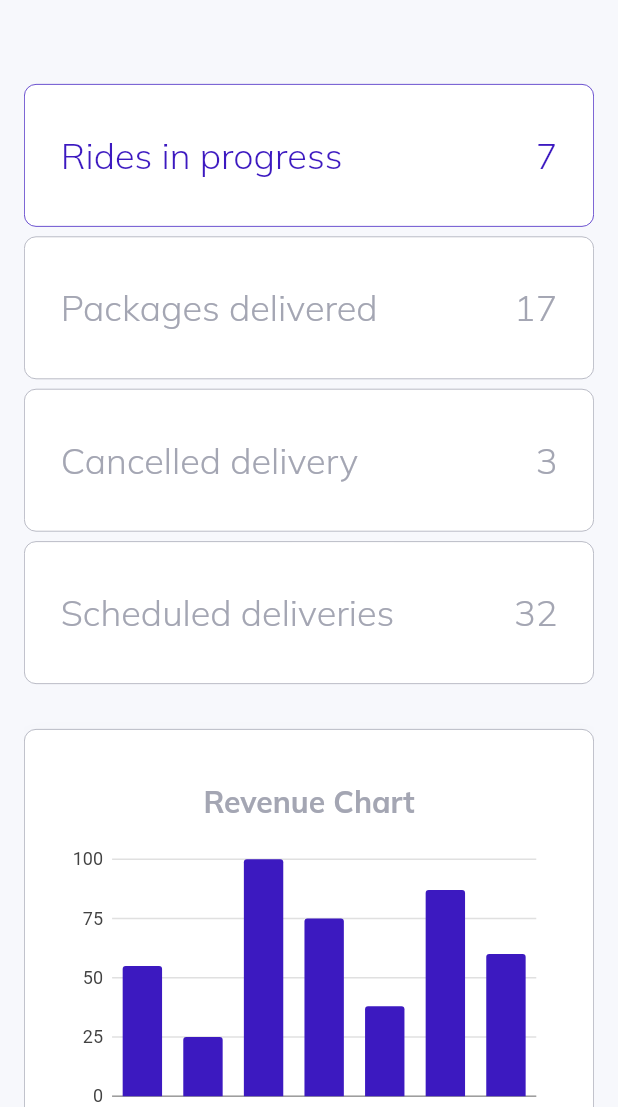
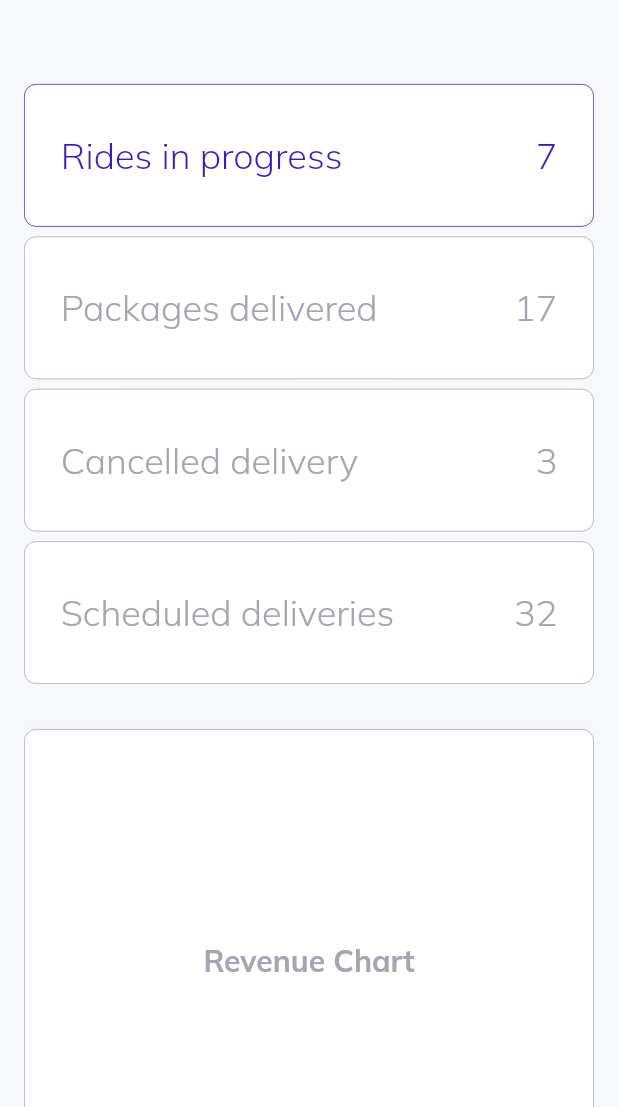
Before and after one commit to yunus6116/web-admin-panel, a Flutter app: the SiteLayout screen opened by its route, on a phone screen of 412 x 824 dp, the part 129-1236 px from its top. Run offline on Flutter 3.47's test engine with Material 2 defaults, Android fonts, the phone set to English and light mode, and no system bars; our stand-ins replace data_table_2, get, google_fonts.

Commit message:
fixed route name bug also removed charts bcs of package bug

```diff
--- a/lib/components/side_menu.dart
+++ b/lib/components/side_menu.dart
@@ -2,7 +2,6 @@ import 'package:dashboard_flutter_web/components/side_menu_item.dart';
 import 'package:dashboard_flutter_web/constants/controller.dart';
 import 'package:dashboard_flutter_web/constants/style.dart';
 import 'package:dashboard_flutter_web/helpers/responsiveness.dart';
-import 'package:dashboard_flutter_web/pages/authentication/authentication.dart';
 import 'package:dashboard_flutter_web/routing/routes.dart';
 import 'package:flutter/material.dart';
 import 'package:get/get.dart';
--- a/lib/layout.dart
+++ b/lib/layout.dart
@@ -8,7 +8,7 @@ import 'package:flutter/material.dart';
 
 class SiteLayout extends StatelessWidget {
   SiteLayout({Key? key}) : super(key: key);
-  GlobalKey<ScaffoldState>? scaffoldKey = GlobalKey();
+  final GlobalKey<ScaffoldState>? scaffoldKey = GlobalKey();
   @override
   Widget build(BuildContext context) {
     return Scaffold(
--- a/lib/main.dart
+++ b/lib/main.dart
@@ -27,7 +27,7 @@ class MyApp extends StatelessWidget {
     return GetMaterialApp(
       initialRoute: AuthenticationPageRoute,
       unknownRoute: GetPage(
-        name: 'nout-found',
+        name: '/not-found',
         page: () => PageNotFound(),
         transition: Transition.fadeIn,
       ),
--- a/lib/pages/authentication/authentication.dart
+++ b/lib/pages/authentication/authentication.dart
@@ -1,6 +1,5 @@
 import 'package:dashboard_flutter_web/components/custom_text.dart';
 import 'package:dashboard_flutter_web/constants/style.dart';
-import 'package:dashboard_flutter_web/layout.dart';
 import 'package:dashboard_flutter_web/routing/routes.dart';
 import 'package:flutter/material.dart';
 import 'package:get/get.dart';
--- a/lib/pages/overview/widgets/bar_chart.dart
+++ b/lib/pages/overview/widgets/bar_chart.dart
@@ -1,59 +1,64 @@
-/// Bar chart example
-import 'package:charts_flutter/flutter.dart' as charts;
-import 'package:dashboard_flutter_web/constants/style.dart';
-import 'package:flutter/material.dart';
+// /// Bar chart example
+// import 'package:charts_flutter/flutter.dart' as charts;
+// import 'package:dashboard_flutter_web/constants/style.dart';
+// import 'package:flutter/material.dart';
 
-class SimpleBarChart extends StatelessWidget {
-  final List<charts.Series<dynamic, String>> seriesList;
-  final bool? animate;
+// class SimpleBarChart extends StatelessWidget {
+//   final List<charts.Series<dynamic, String>> seriesList;
+//   final bool? animate;
 
-  SimpleBarChart(this.seriesList, {this.animate});
+//   SimpleBarChart(this.seriesList, {this.animate});
 
-  /// Creates a [BarChart] with sample data and no transition.
-  factory SimpleBarChart.withSampleData() {
-    return new SimpleBarChart(
-      _createSampleData(),
-      // Disable animations for image tests.
-      animate: false,
-    );
-  }
+//   /// Creates a [BarChart] with sample data and no transition.
+//   factory SimpleBarChart.withSampleData() {
+//     return new SimpleBarChart(
+//       _createSampleData(),
+//       // Disable animations for image tests.
+//       animate: false,
+//     );
+//   }
 
-  @override
-  Widget build(BuildContext context) {
-    return charts.BarChart(
-      seriesList,
-      animate: animate,
-    );
-  }
+//   @override
+//   Widget build(BuildContext context) {
+//     return charts.BarChart(
+//       seriesList,
+//       animate: animate,
+//     );
+//   }
 
-  /// Create one series with sample hard coded data.
-  static List<charts.Series<OrdinalSales, String>> _createSampleData() {
-    final data = [
-      new OrdinalSales('Today', 55),
-      new OrdinalSales('Yesterday', 25),
-      new OrdinalSales('2 days', 100),
-      new OrdinalSales('24 Jun', 75),
-      new OrdinalSales('23 Jun', 38),
-      new OrdinalSales('22 Jun', 87),
-      new OrdinalSales('21 Jun', 60),
-    ];
+//   /// Create one series with sample hard coded data.
+//   static List<charts.Series<OrdinalSales, String>> _createSampleData() {
+//     final data = [
+//       new OrdinalSales('Today', 55),
+//       new OrdinalSales('Yesterday', 25),
+//       new OrdinalSales('2 days', 100),
+//       new OrdinalSales('24 Jun', 75),
+//       new OrdinalSales('23 Jun', 38),
+//       new OrdinalSales('22 Jun', 87),
+//       new OrdinalSales('21 Jun', 60),
+//     ];
 
-    return [
-      new charts.Series<OrdinalSales, String>(
-        id: 'Sales',
-        colorFn: (_, __) => charts.ColorUtil.fromDartColor(active),
-        domainFn: (OrdinalSales sales, _) => sales.year,
-        measureFn: (OrdinalSales sales, _) => sales.sales,
-        data: data,
-      )
-    ];
-  }
-}
+//     return [
+//       new charts.Series<OrdinalSales, String>(
+//         id: 'Sales',
+//         colorFn: (_, __) => charts.ColorUtil.fromDartColor(active),
+//         domainFn: (OrdinalSales sales, _) => sales.year,
+//         measureFn: (OrdinalSales sales, _) => sales.sales,
+//         data: data,
+//       )
+//     ];
+//   }
+// }
 
-/// Sample ordinal data type.
-class OrdinalSales {
-  final String year;
-  final int sales;
+// /// Sample ordinal data type.
+// class OrdinalSales {
+//   final String year;
+//   final int sales;
 
-  OrdinalSales(this.year, this.sales);
-}
+//   OrdinalSales(this.year, this.sales);
+// }
+
+/* Try correcting the name to the name of an existing getter, or defining a getter or field named 'body1'.
+      color ??= Theme.of(context).textTheme.body1!.color;
+
+      not fixed yet!*/
--- a/lib/pages/overview/widgets/revenue_section_large.dart
+++ b/lib/pages/overview/widgets/revenue_section_large.dart
@@ -3,7 +3,7 @@ import 'package:dashboard_flutter_web/constants/style.dart';
 import 'package:dashboard_flutter_web/pages/overview/widgets/revenue_info.dart';
 import 'package:flutter/material.dart';
 
-import 'bar_chart.dart';
+// import 'bar_chart.dart';
 
 class RevenueSectionLarge extends StatelessWidget {
   @override
@@ -34,10 +34,10 @@ class RevenueSectionLarge extends StatelessWidget {
                   fontWeight: FontWeight.bold,
                   color: lightGrey,
                 ),
-                Container(
-                    width: 600,
-                    height: 200,
-                    child: SimpleBarChart.withSampleData()),
+                // Container(
+                //     width: 600,
+                //     height: 200,
+                //     child: SimpleBarChart.withSampleData()),
               ],
             ),
           ),
--- a/lib/pages/overview/widgets/revenue_section_small.dart
+++ b/lib/pages/overview/widgets/revenue_section_small.dart
@@ -2,7 +2,7 @@ import 'package:dashboard_flutter_web/components/custom_text.dart';
 import 'package:dashboard_flutter_web/constants/style.dart';
 import 'package:dashboard_flutter_web/pages/overview/widgets/revenue_info.dart';
 import 'package:flutter/material.dart';
-import 'bar_chart.dart';
+// import 'bar_chart.dart';
 
 class RevenueSectionSmall extends StatelessWidget {
   @override
@@ -34,10 +34,10 @@ class RevenueSectionSmall extends StatelessWidget {
                   fontWeight: FontWeight.bold,
                   color: lightGrey,
                 ),
-                Container(
-                    width: 600,
-                    height: 200,
-                    child: SimpleBarChart.withSampleData()),
+                // Container(
+                //     width: 600,
+                //     height: 200,
+                //     child: SimpleBarChart.withSampleData()),
               ],
             ),
           ),
--- a/lib/routing/router.dart
+++ b/lib/routing/router.dart
@@ -1,4 +1,3 @@
-import 'package:dashboard_flutter_web/pages/authentication/authentication.dart';
 import 'package:dashboard_flutter_web/pages/clients/clients.dart';
 import 'package:dashboard_flutter_web/pages/drivers/drivers.dart';
 import 'package:dashboard_flutter_web/pages/overview/overview.dart';
```
Also changed, not shown: pubspec.lock.
